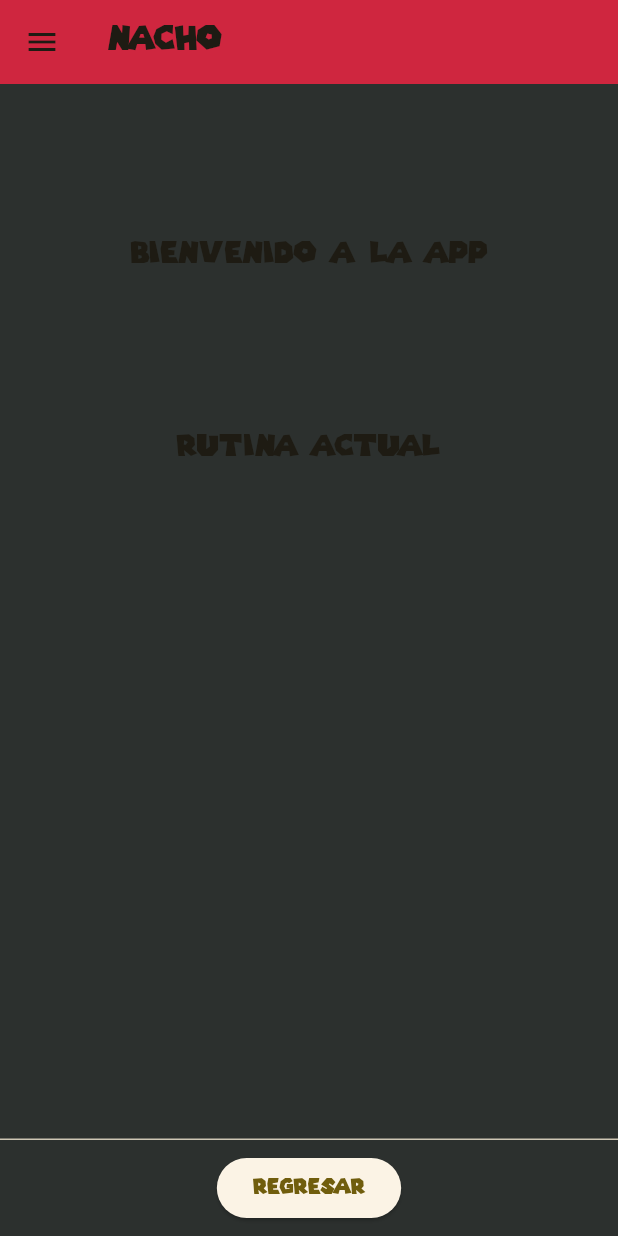
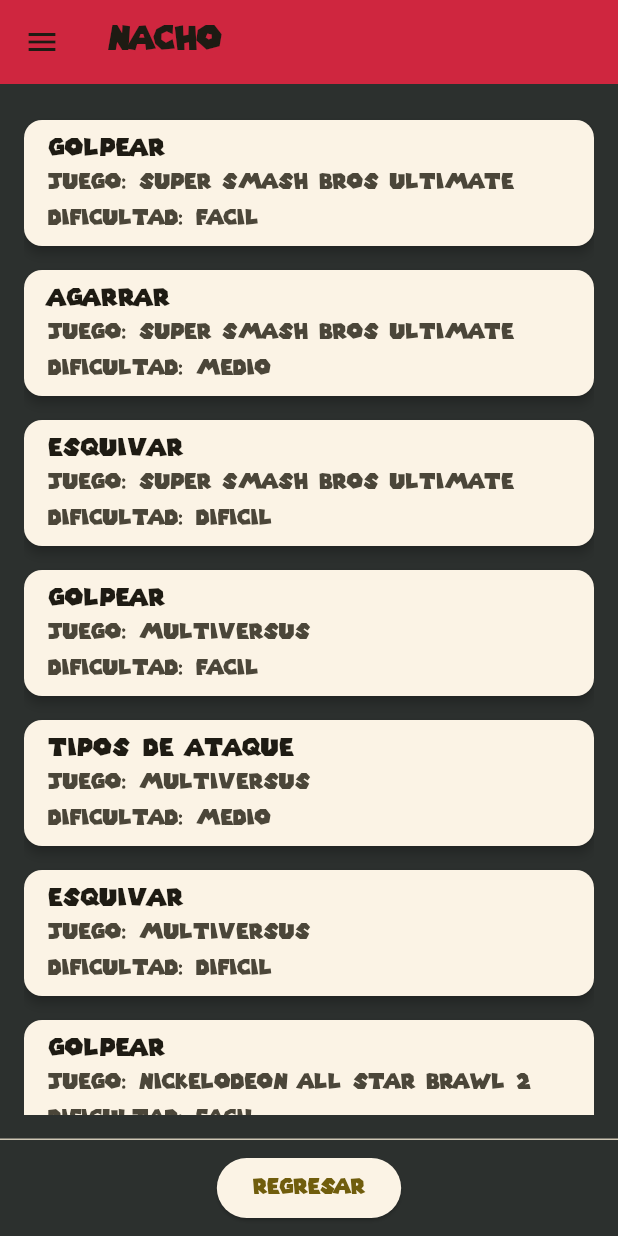
Before and after one commit to Katakur/Up_Grade, a Flutter app: the screen it shows after launch, after a tap on "Menu", on a phone screen of 412 x 824 dp. Run offline on Flutter 3.47's test engine with Material 3 defaults, Android fonts, the phone set to English and light mode, and no system bars; our stand-ins replace flutter_svg; missing offline and left inert: dart:ffi; project files that could hold a hidden picture were left out.

Commit message:
rutinas alpha
las rutinas se ven del main

```diff
--- a/up_grade/assets/json/glist.json
+++ b/up_grade/assets/json/glist.json
@@ -4,7 +4,7 @@
         "nombre": "Super Smash Bros Ultimate",
         "genero": "Pelea con plataformas",
         "plataformas": ["Nintendo Switch"],
-        "descripcion": "descripcion del juego xD",
+        "descripcion": "Videojuego que busca reunir a las mejores caras de Nintendo, en un juego hasta 8 peleadores simultaneos buscarán salir victoriosos",
         "webpage": "https://www.smashbros.com/es_ES/",
         "popularidad": "9.4",
         "icon": "assets/icon/Logo_SSBU.svg"
@@ -13,8 +13,8 @@
         "id": 2,
         "nombre": "Multiversus",
         "genero": "Pelea con plataformas",
-        "plataformas": ["Steam"],
-        "descripcion": "descripcion del juego xD",
+        "plataformas": ["Steam", "Playstation 5", "Plastation 4", "Xbox one, Xbox Series X|S", "Nintendo Switch"],
+        "descripcion": "Videojuego que busca reunir a las mejores caras de Warner, en un juego 2v2 donde formar equipo es fundamental",
         "webpage": "https://multiversus.com/es-es",
         "popularidad": "8",
         "icon": "assets/icon/Logo_MV.svg"
@@ -24,7 +24,7 @@
         "nombre": "Nickelodeon All Star Brawl 2",
         "genero": "Pelea con plataformas",
         "plataformas": ["Steam", "Playstation 5", "Plastation 4", "Xbox one, Xbox Series X|S", "Nintendo Switch"],
-        "descripcion": "descripcion del juego xD",
+        "descripcion": "Videojuego que busca reunir a las mejores caras de Nickelodeon, en un juego centrado en el sistema de combos y romper las pausas entre movimientos",
         "webpage": "https://nickelodeonallstarbrawl.com/",
         "popularidad": "7",
         "icon": "assets/icon/Logo_NASB2.svg"
@@ -34,7 +34,7 @@
         "nombre": "Rivals of aether",
         "genero": "Pelea con plataformas",
         "plataformas": ["Steam", "Nintendo", "Switch"],
-        "descripcion": "descripcion del juego xD",
+        "descripcion": "Videojuego que se centra en un mundo separado por los cuatro elementos, en un juego competitivo al clásico modo de Super Smash Bros Melee donde los combos y control de escenarios es importante",
         "webpage": "https://rivalsofaether.com/",
         "popularidad": "8.2",
         "icon": "assets/icon/Logo_RoA.svg"
--- a/up_grade/lib/detallesApp.dart
+++ b/up_grade/lib/detallesApp.dart
@@ -22,7 +22,7 @@
           mainAxisAlignment: MainAxisAlignment.spaceAround,
           children: [
             Text("Esta aplicación fue realizada cómo parte de un proyecto universitario. Busca ayudar a los jugadores de videojuegos mejorar su rendimiento",
-            style: TextStyle(fontFamily: "Mario", fontSize: 15, letterSpacing: BorderSide.strokeAlignOutside)),
+            style: TextStyle(fontFamily: "Tahoma", fontSize: 15, letterSpacing: BorderSide.strokeAlignOutside)),
             ],
           )
         ),
--- a/up_grade/lib/main.dart
+++ b/up_grade/lib/main.dart
@@ -22,6 +22,7 @@
         scaffoldBackgroundColor: Color.fromARGB(255, 44, 48, 46),
         colorScheme: ColorScheme.fromSeed(seedColor: Color.fromARGB(255, 244, 211, 94)),
          textTheme: const TextTheme(
+          ///////////// CAMBIAR COLOR FUENTE DE LETRA DESPUÉS //////////////////////
     bodyText1: TextStyle(color: Colors.white), // Usar bodyText en lugar de bodyText2
     headline1: TextStyle(color: Colors.blue), // Ejemplo de color azul para headline1
     // Añade más estilos de texto según sea necesario
--- a/up_grade/lib/menu.dart
+++ b/up_grade/lib/menu.dart
@@ -1,17 +1,34 @@
 import 'package:flutter/material.dart';
 import 'package:flutter_svg/flutter_svg.dart';
-
+import 'package:flutter/services.dart' show rootBundle;
+import 'package:up_grade/detallesRutinaEspecifica.dart';
+import 'dart:convert' as convert;
+import 'Rutina.dart'; // Importa la clase Rutina
 import 'perfilJugador.dart';
 import 'listaJuegos.dart';
 import 'detallesApp.dart';
 
+Future<List<Rutina>> loadRoutines() async {
+  String jsonString = await rootBundle.loadString('assets/json/rlist.json');
+  List<dynamic> jsonData = convert.jsonDecode(jsonString);
+
+  List<Rutina> rutinas = [];
+  for (var data in jsonData) {
+    String nombreJuego = data['nombreJuego'];
+    List<dynamic> rutinasData = data['rutinas'];
+    for (var rutinaData in rutinasData) {
+      rutinas.add(Rutina.fromJson({
+        'nombreJuego': nombreJuego,
+        ...rutinaData,
+      }));
+    }
+  }
+
+  return rutinas;
+}
+
 class Menu extends StatelessWidget {
   const Menu({super.key});
-
-  void prueba()
-  {
-
-  }
 
   @override
   Widget build(BuildContext context) {
@@ -25,11 +42,10 @@
         title: Text("Nacho"),
       ),
 
-      drawer: Drawer( //Menu desplegable
+      drawer: Drawer(
         child: ListView(
           padding: EdgeInsets.zero,
           children: <Widget>[
-            //SvgPicture.asset(icon1),
             const DrawerHeader(
               decoration: BoxDecoration(
                 color: Color.fromARGB(255, 244, 211, 94),
@@ -37,8 +53,6 @@
               child: Text('Menu'),
             ),
             ListTile(
-              //leading: SvgPicture.asset( ),
-              //leading: Icon(Icons.iconController)
               title: Text('Inicio'),
               onTap: () {
                 Navigator.pop(context);
@@ -60,7 +74,7 @@
               onTap: () {
                 Navigator.push(
                   context,
-                  MaterialPageRoute(builder: (context) => const listaJuegos()),
+                  MaterialPageRoute(builder: (context) => const ListaJuegos()),
                 );
               },
             ),
@@ -78,29 +92,63 @@
         ),
       ),
 
-       body: Center(
-        // Detalles de la aplicación
-        child:  Column(
-          mainAxisAlignment: MainAxisAlignment.start,
-          children: <Widget>[
-            Text(' \n \n \n \n'),// Salto de espacio
-
-            Text(' Bienvenido a la App ',  style: TextStyle(fontFamily: 'Mario', fontSize: 20)),
-
-            Text(' \n \n \n \n'),// Salto de espacio
-
-            Text(' Rutina actual ',  style: TextStyle(fontFamily: 'Mario', fontSize: 20)),
-          ]
-        )
+      body: Container(
+        padding: EdgeInsets.all(16.0),
+        child: FutureBuilder<List<Rutina>>(
+          future: loadRoutines(),
+          builder: (context, snapshot) {
+            if (snapshot.connectionState == ConnectionState.waiting) {
+              return Center(child: CircularProgressIndicator());
+            } else if (snapshot.hasError) {
+              return Center(child: Text('Error: ${snapshot.error}'));
+            } else if (snapshot.hasData) {
+              List<Rutina> rutinas = snapshot.data!;
+              return ListView.builder(
+                itemCount: rutinas.length,
+                itemBuilder: (context, index) {
+                  Rutina rutina = rutinas[index];
+                  return Card(
+                    elevation: 3,
+                    margin: EdgeInsets.symmetric(vertical: 8.0),
+                    child: ListTile(
+                      title: Text(rutina.nombreRutina),
+                        subtitle: Column(
+                          crossAxisAlignment: CrossAxisAlignment.start,
+                          children: [
+                            Text("Juego: ${rutina.nombreJuego}"),
+                            SizedBox(height: 4), // Espacio entre líneas
+                            Text("Dificultad: ${rutina.dificultad}"),
+                            //Text("Duración estimada: ${rutina.objetivo} minutos"),
+                            // Puedes agregar más información según los campos de tu clase Rutina
+                            ],
+                      ),
+                      onTap: () {
+                        Navigator.push(
+                          context,
+                          MaterialPageRoute(
+                            builder: (context) => DetallesRutinaEspecifica(rutina: rutina),
+                          ),
+                        );
+                      },
+                    ),
+                  );
+                },
+              );
+            } else {
+              return Center(child: Text('No se encontraron datos'));
+            }
+          },
+        ),
       ),
-
       persistentFooterAlignment: AlignmentDirectional.bottomCenter,
       persistentFooterButtons: <Widget>[
-      ElevatedButton(onPressed: () {
+        ElevatedButton(
+          onPressed: () {
             Navigator.pop(context);
-      },
-            child: const Text("Regresar")),
-      ]
+          },
+          child: const Text("Regresar"),
+        ),
+      ],
     );
   }
 }
--- /dev/null
+++ b/up_grade/lib/rutina.dart
@@ -0,0 +1,49 @@
+import 'dart:ffi';
+
+import 'package:flutter/material.dart';
+import 'package:flutter_svg/flutter_svg.dart';
+
+import 'detallesRutina.dart';
+
+class Tarea {
+  String nombre;
+  String tarea;
+  bool status;
+
+  Tarea(this.nombre, this.tarea, this.status);
+
+  factory Tarea.fromJson(Map<String, dynamic> json) {
+    return Tarea(
+      json['nombre'],
+      json['tarea'],
+      json['status'],
+    );
+  }
+}
+
+class Rutina {
+  int id;
+  String nombreJuego;
+  String nombreRutina;
+  String dificultad;
+  String descripcion;
+  String objetivo;
+  List<Tarea> tareas;
+
+  Rutina(this.id, this.nombreJuego, this.nombreRutina, this.dificultad, this.descripcion, this.objetivo, this.tareas);
+
+  factory Rutina.fromJson(Map<String, dynamic> json) {
+    var list = json['tareas'] as List;
+    List<Tarea> tareaList = list.map((e) => Tarea.fromJson(e)).toList();
+
+    return Rutina(
+      json['id'],
+      json['nombreJuego'],
+      json['nombreRutina'],
+      json['dificultad'],
+      json['descripcion'],
+      json['objetivo'],
+      tareaList,
+    );
+  }
+}
--- a/up_grade/pubspec.yaml
+++ b/up_grade/pubspec.yaml
@@ -89,6 +89,9 @@
     - family: Mario
       fonts:
       - asset: fonts/SuperMario256.ttf
+    - family: Tahoma
+      fonts:
+      - asset: fonts/tahoma.ttf
   #   - family: Trajan Pro
   #     fonts:
   #       - asset: fonts/TrajanPro.ttf
```
Also changed, not shown: up_grade/assets/json/rlist.json (+143 -95 lines), up_grade/lib/detallesRutina.dart (+67 -36 lines), up_grade/lib/detallesRutinaEspecifica.dart (added, +77 -0 lines), up_grade/lib/listaJuegos.dart (+8 -40 lines), up_grade/lib/perfilJugador.dart (+0 -11 lines), up_grade/fonts/tahoma.ttf (added), up_grade/fonts/tahomabd.ttf (added).
